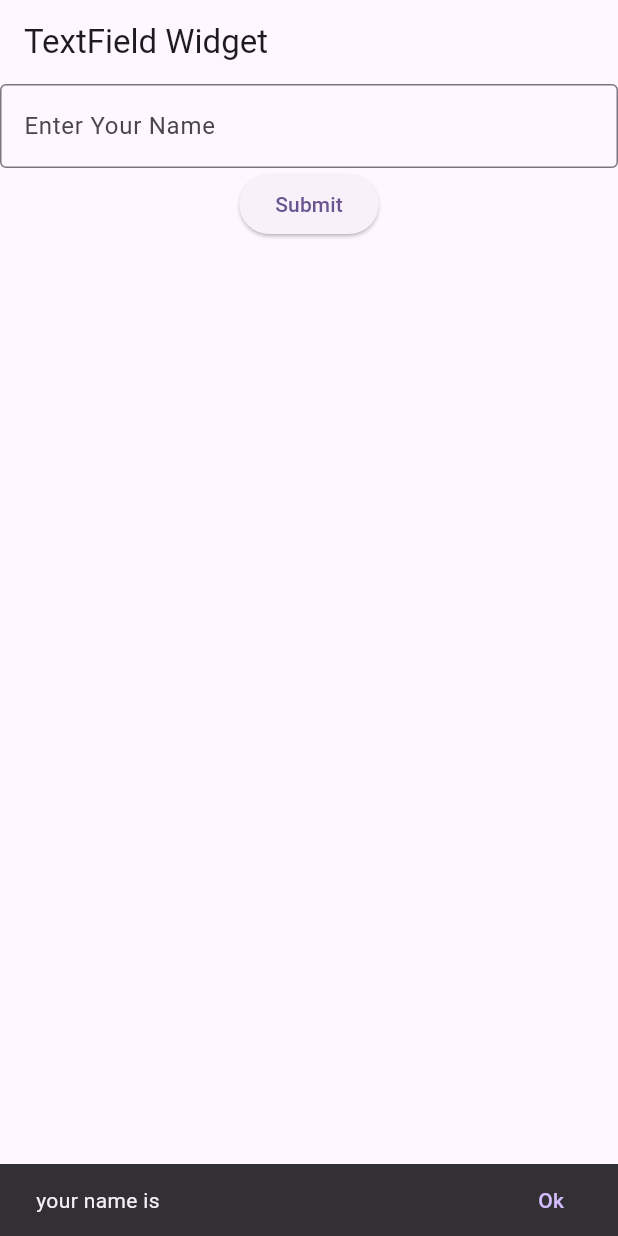
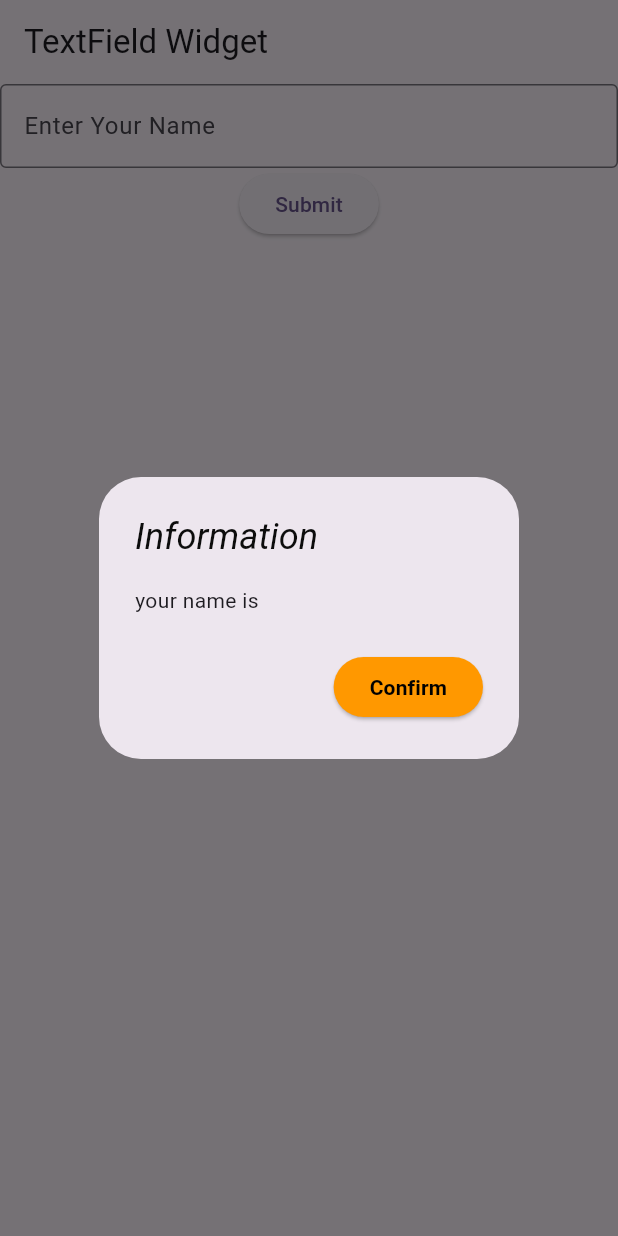
Before and after one commit to MohamedAliShaltoot/Apply-on-widgets, a Flutter app: the screen it shows after launch, after a tap on "Submit", on a phone screen of 412 x 824 dp. Run offline on Flutter 3.47's test engine with Material 3 defaults, Android fonts, the phone set to English and light mode, and no system bars; our stand-ins replace shared_preferences.

Commit message:
add alert dialog and link it with textfield

```diff
--- /dev/null
+++ b/lib/widgets/alert_dialog.dart
@@ -0,0 +1,38 @@
+import 'package:flutter/material.dart';
+
+ showAlertDialog(BuildContext context, String message) {
+ showDialog(context: context, builder:( builder){
+  return  AlertDialog(
+    title: const Text('Information',style: TextStyle(color: Color.fromARGB(255, 12, 12, 12),fontStyle: FontStyle.italic,),),
+    content: Text("your name is $message"),
+     actions: [
+          ElevatedButton(
+
+            style: ButtonStyle(
+              backgroundColor: WidgetStateProperty.all<Color>(
+                Colors.orange)
+            ),
+            onPressed: () {
+            Navigator.pop(context);
+          },
+          child: const Text('Confirm',
+          style: TextStyle(color: Colors.black,
+            fontWeight: FontWeight.bold)),
+            ),]
+  );
+ });
+
+
+
+
+
+
+
+
+
+
+
+
+
+
+}
--- a/lib/widgets/text_field.dart
+++ b/lib/widgets/text_field.dart
@@ -1,7 +1,8 @@
 // ignore_for_file: prefer_const_constructors
 
 import 'package:flutter/material.dart';
-import 'package:flutter_application_2/widgets/snackbar.dart';
+import 'package:flutter_application_2/widgets/alert_dialog.dart';
+//import 'package:flutter_application_2/widgets/snackbar.dart';
 
 class TextFieldWidget extends StatefulWidget {
   const TextFieldWidget({super.key});
@@ -26,7 +27,8 @@ class _TextFieldWidgetState extends State<TextFieldWidget> {
                 border: OutlineInputBorder(), hintText: "Enter Your Name"),
           ),
           ElevatedButton(onPressed: () {
-            showSnackBar(context, nameController.text);
+            showAlertDialog(context, nameController.text);
+           // showSnackBar(context, nameController.text);
           }, child: Text("Submit")),
         ],
       ),
```
